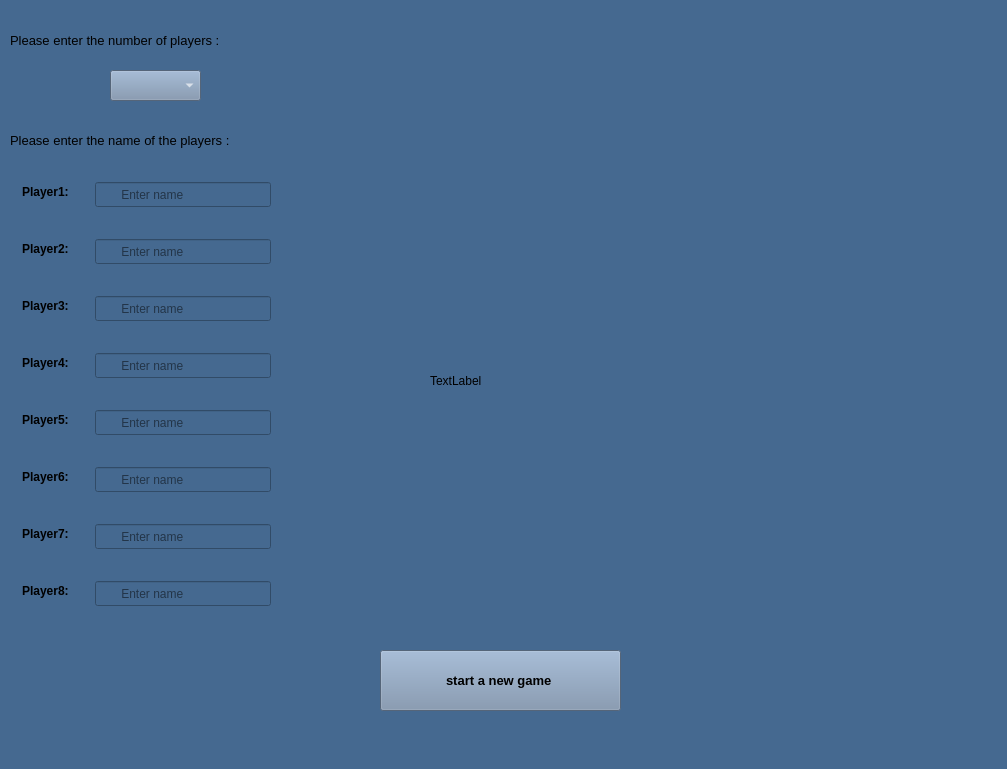
The window that Monopoly/mainwindow.ui (shaahinfaezi/Monopoly) describes before a commit, drawn with Qt 5.
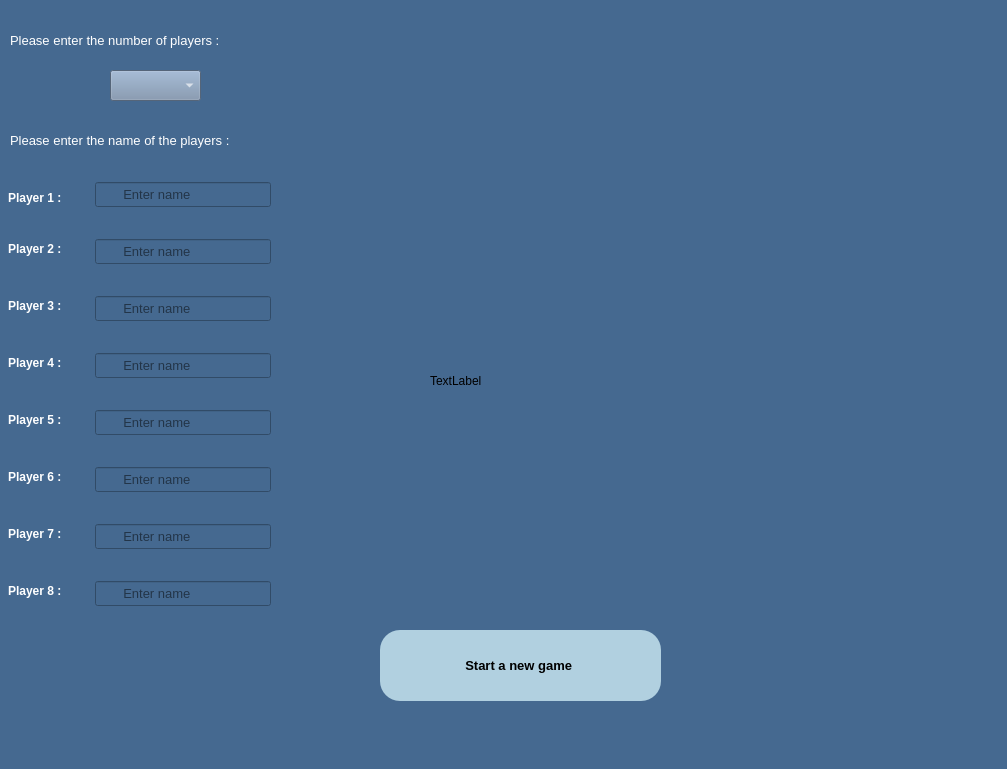
The same window after the commit.

Diff of the .ui file:
```diff
--- a/Monopoly/mainwindow.ui
+++ b/Monopoly/mainwindow.ui
@@ -85,9 +85,9 @@
     <property name="geometry">
      <rect>
       <x>380</x>
-      <y>650</y>
-      <width>241</width>
-      <height>61</height>
+      <y>630</y>
+      <width>281</width>
+      <height>71</height>
      </rect>
     </property>
     <property name="font">
@@ -101,13 +101,15 @@
      <cursorShape>PointingHandCursor</cursorShape>
     </property>
     <property name="styleSheet">
-     <string notr="true">background-color: rgb(119, 141, 169);
-
-
-</string>
+     <string notr="true">color: rgb(0, 0, 0);
+background-color: qlineargradient(x1: 0, y1: 0, x2: 0, y2: 1, stop: 0 rgb(177, 208, 224), stop: 1 rgb(177, 208, 224));
+border-style: solid;
+border:none;
+border-width: 5px;
+border-radius: 20px;</string>
     </property>
     <property name="text">
-     <string>start a new game </string>
+     <string>Start a new game </string>
     </property>
    </widget>
    <widget class="QLabel" name="labal2">
@@ -144,10 +146,10 @@
    <widget class="QLabel" name="label">
     <property name="geometry">
      <rect>
-      <x>22</x>
+      <x>8</x>
       <y>182</y>
-      <width>67</width>
-      <height>20</height>
+      <width>81</width>
+      <height>31</height>
      </rect>
     </property>
     <property name="font">
@@ -157,18 +159,18 @@
      </font>
     </property>
     <property name="styleSheet">
-     <string notr="true">color: rgb(0, 0, 0);</string>
+     <string notr="true">color: rgb(255, 255, 255);</string>
     </property>
     <property name="text">
-     <string>Player1:</string>
+     <string>Player 1 :</string>
     </property>
    </widget>
    <widget class="QLabel" name="label_2">
     <property name="geometry">
      <rect>
-      <x>22</x>
+      <x>8</x>
       <y>239</y>
-      <width>67</width>
+      <width>81</width>
       <height>20</height>
      </rect>
     </property>
@@ -179,18 +181,18 @@
      </font>
     </property>
     <property name="styleSheet">
-     <string notr="true">color: rgb(0, 0, 0);</string>
+     <string notr="true">color: rgb(255, 255, 255);</string>
     </property>
     <property name="text">
-     <string>Player2:</string>
+     <string>Player 2 :</string>
     </property>
    </widget>
    <widget class="QLabel" name="label_3">
     <property name="geometry">
      <rect>
-      <x>22</x>
+      <x>8</x>
       <y>296</y>
-      <width>67</width>
+      <width>81</width>
       <height>20</height>
      </rect>
     </property>
@@ -201,18 +203,18 @@
      </font>
     </property>
     <property name="styleSheet">
-     <string notr="true">color: rgb(0, 0, 0);</string>
+     <string notr="true">color: rgb(255, 255, 255);</string>
     </property>
     <property name="text">
-     <string>Player3:</string>
+     <string>Player 3 :</string>
     </property>
    </widget>
    <widget class="QLabel" name="label_4">
     <property name="geometry">
      <rect>
-      <x>22</x>
+      <x>8</x>
       <y>353</y>
-      <width>67</width>
+      <width>81</width>
       <height>20</height>
      </rect>
     </property>
@@ -223,18 +225,18 @@
      </font>
     </property>
     <property name="styleSheet">
-     <string notr="true">color: rgb(0, 0, 0);</string>
+     <string notr="true">color: rgb(255, 255, 255);</string>
     </property>
     <property name="text">
-     <string>Player4:</string>
+     <string>Player 4 :</string>
     </property>
    </widget>
    <widget class="QLabel" name="label_5">
     <property name="geometry">
      <rect>
-      <x>22</x>
+      <x>8</x>
       <y>410</y>
-      <width>67</width>
+      <width>81</width>
       <height>20</height>
      </rect>
     </property>
@@ -245,18 +247,18 @@
      </font>
     </property>
     <property name="styleSheet">
-     <string notr="true">color: rgb(0, 0, 0);</string>
+     <string notr="true">color: rgb(255, 255, 255);</string>
     </property>
     <property name="text">
-     <string>Player5:</string>
+     <string>Player 5 :</string>
     </property>
    </widget>
    <widget class="QLabel" name="label_6">
     <property name="geometry">
      <rect>
-      <x>22</x>
+      <x>8</x>
       <y>467</y>
-      <width>67</width>
+      <width>81</width>
       <height>20</height>
      </rect>
     </property>
@@ -267,18 +269,18 @@
      </font>
     </property>
     <property name="styleSheet">
-     <string notr="true">color: rgb(0, 0, 0);</string>
+     <string notr="true">color: rgb(255, 255, 255);</string>
     </property>
     <property name="text">
-     <string>Player6:</string>
+     <string>Player 6 :</string>
     </property>
    </widget>
    <widget class="QLabel" name="label_7">
     <property name="geometry">
      <rect>
-      <x>22</x>
+      <x>8</x>
       <y>524</y>
-      <width>67</width>
+      <width>81</width>
       <height>20</height>
      </rect>
     </property>
@@ -289,18 +291,18 @@
      </font>
     </property>
     <property name="styleSheet">
-     <string notr="true">color: rgb(0, 0, 0);</string>
+     <string notr="true">color: rgb(255, 255, 255);</string>
     </property>
     <property name="text">
-     <string>Player7:</string>
+     <string>Player 7 :</string>
     </property>
    </widget>
    <widget class="QLabel" name="label_8">
     <property name="geometry">
      <rect>
-      <x>22</x>
+      <x>8</x>
       <y>581</y>
-      <width>67</width>
+      <width>81</width>
       <height>20</height>
      </rect>
     </property>
@@ -311,10 +313,10 @@
      </font>
     </property>
     <property name="styleSheet">
-     <string notr="true">color: rgb(0, 0, 0);</string>
+     <string notr="true">color: rgb(255, 255, 255);</string>
     </property>
     <property name="text">
-     <string>Player8:</string>
+     <string>Player 8 :</string>
     </property>
    </widget>
    <widget class="QLineEdit" name="lineEdit">
@@ -328,7 +330,7 @@
     </property>
     <property name="font">
      <font>
-      <pointsize>9</pointsize>
+      <pointsize>10</pointsize>
      </font>
     </property>
     <property name="styleSheet">
@@ -349,7 +351,7 @@
     </property>
     <property name="font">
      <font>
-      <pointsize>9</pointsize>
+      <pointsize>10</pointsize>
      </font>
     </property>
     <property name="styleSheet">
@@ -370,7 +372,7 @@
     </property>
     <property name="font">
      <font>
-      <pointsize>9</pointsize>
+      <pointsize>10</pointsize>
      </font>
     </property>
     <property name="styleSheet">
@@ -391,7 +393,7 @@
     </property>
     <property name="font">
      <font>
-      <pointsize>9</pointsize>
+      <pointsize>10</pointsize>
      </font>
     </property>
     <property name="styleSheet">
@@ -412,7 +414,7 @@
     </property>
     <property name="font">
      <font>
-      <pointsize>9</pointsize>
+      <pointsize>10</pointsize>
      </font>
     </property>
     <property name="styleSheet">
@@ -433,7 +435,7 @@
     </property>
     <property name="font">
      <font>
-      <pointsize>9</pointsize>
+      <pointsize>10</pointsize>
      </font>
     </property>
     <property name="styleSheet">
@@ -454,7 +456,7 @@
     </property>
     <property name="font">
      <font>
-      <pointsize>9</pointsize>
+      <pointsize>10</pointsize>
      </font>
     </property>
     <property name="styleSheet">
@@ -475,7 +477,7 @@
     </property>
     <property name="font">
      <font>
-      <pointsize>9</pointsize>
+      <pointsize>10</pointsize>
      </font>
     </property>
     <property name="styleSheet">
@@ -500,8 +502,7 @@
      </font>
     </property>
     <property name="styleSheet">
-     <string notr="true">
-color: rgb(0, 0, 0);</string>
+     <string notr="true">color: rgb(255, 255, 255);</string>
     </property>
     <property name="text">
      <string>Please enter the number of players :</string>
@@ -522,7 +523,7 @@
      </font>
     </property>
     <property name="styleSheet">
-     <string notr="true">color: rgb(0, 0, 0);</string>
+     <string notr="true">color: rgb(255, 255, 255);</string>
     </property>
     <property name="text">
      <string>Please enter the name of the players :</string>
```
Left out of the diff: 2 changed lines with no effect on the pictures.
